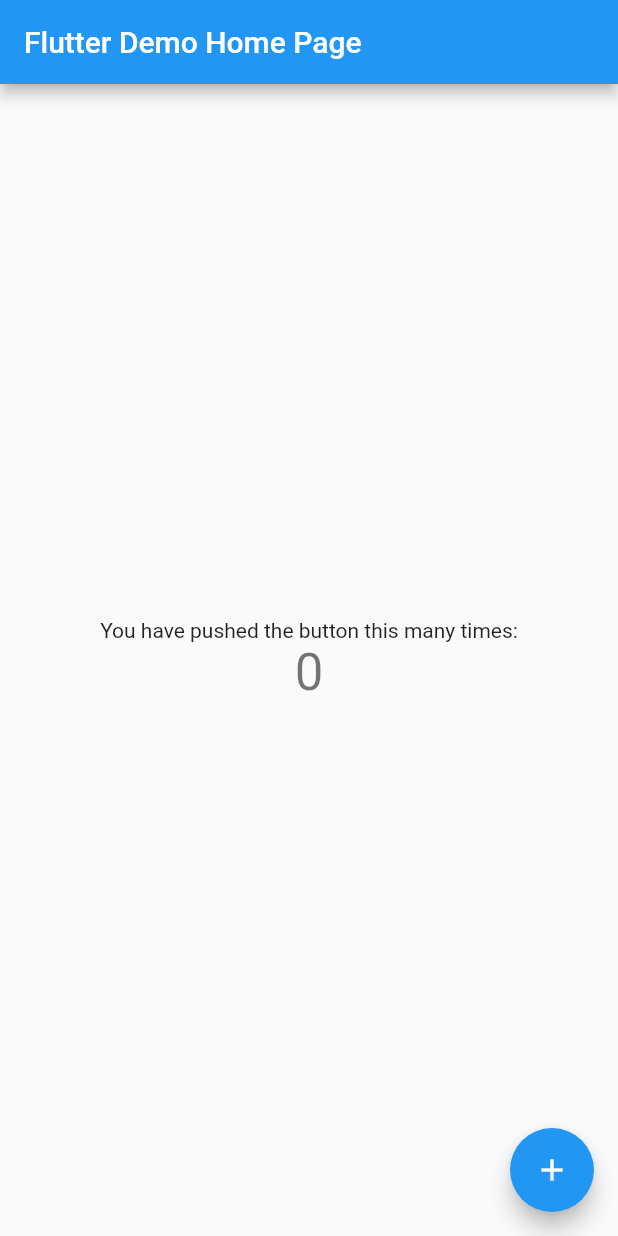
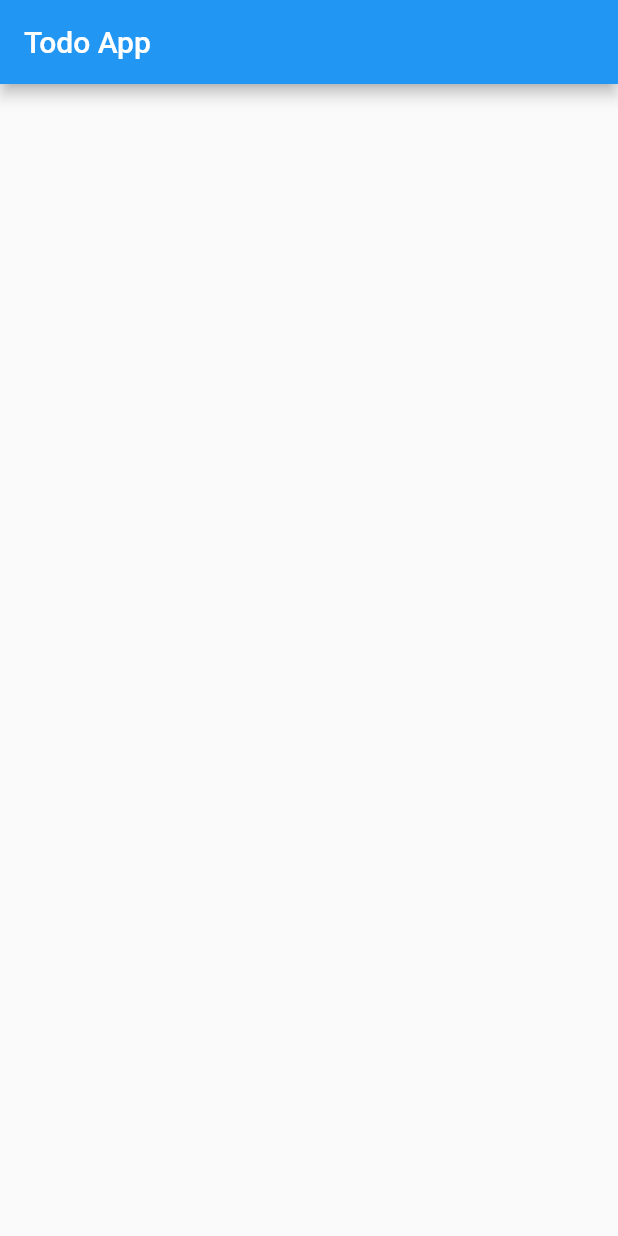
Before and after one commit to aak-301/To-do, a Flutter app: the screen it shows after launch, on a phone screen of 412 x 824 dp. Run offline on Flutter 3.47's test engine with Material 2 defaults, Android fonts, the phone set to English and light mode, and no system bars.

Commit message:
added base setup for flutter project

```diff
--- a/lib/main.dart
+++ b/lib/main.dart
@@ -7,109 +7,27 @@
 class MyApp extends StatelessWidget {
   const MyApp({super.key});
 
-  // This widget is the root of your application.
   @override
   Widget build(BuildContext context) {
     return MaterialApp(
       title: 'Flutter Demo',
       theme: ThemeData(
-        // This is the theme of your application.
-        //
-        // Try running your application with "flutter run". You'll see the
-        // application has a blue toolbar. Then, without quitting the app, try
-        // changing the primarySwatch below to Colors.green and then invoke
-        // "hot reload" (press "r" in the console where you ran "flutter run",
-        // or simply save your changes to "hot reload" in a Flutter IDE).
-        // Notice that the counter didn't reset back to zero; the application
-        // is not restarted.
         primarySwatch: Colors.blue,
       ),
-      home: const MyHomePage(title: 'Flutter Demo Home Page'),
+      home: const MyHomePage(),
     );
   }
 }
 
-class MyHomePage extends StatefulWidget {
-  const MyHomePage({super.key, required this.title});
-
-  // This widget is the home page of your application. It is stateful, meaning
-  // that it has a State object (defined below) that contains fields that affect
-  // how it looks.
-
-  // This class is the configuration for the state. It holds the values (in this
-  // case the title) provided by the parent (in this case the App widget) and
-  // used by the build method of the State. Fields in a Widget subclass are
-  // always marked "final".
-
-  final String title;
-
-  @override
-  State<MyHomePage> createState() => _MyHomePageState();
-}
-
-class _MyHomePageState extends State<MyHomePage> {
-  int _counter = 0;
-
-  void _incrementCounter() {
-    setState(() {
-      // This call to setState tells the Flutter framework that something has
-      // changed in this State, which causes it to rerun the build method below
-      // so that the display can reflect the updated values. If we changed
-      // _counter without calling setState(), then the build method would not be
-      // called again, and so nothing would appear to happen.
-      _counter++;
-    });
-  }
+class MyHomePage extends StatelessWidget {
+  const MyHomePage({super.key});
 
   @override
   Widget build(BuildContext context) {
-    // This method is rerun every time setState is called, for instance as done
-    // by the _incrementCounter method above.
-    //
-    // The Flutter framework has been optimized to make rerunning build methods
-    // fast, so that you can just rebuild anything that needs updating rather
-    // than having to individually change instances of widgets.
     return Scaffold(
       appBar: AppBar(
-        // Here we take the value from the MyHomePage object that was created by
-        // the App.build method, and use it to set our appbar title.
-        title: Text(widget.title),
+        title: const Text("Todo App"),
       ),
-      body: Center(
-        // Center is a layout widget. It takes a single child and positions it
-        // in the middle of the parent.
-        child: Column(
-          // Column is also a layout widget. It takes a list of children and
-          // arranges them vertically. By default, it sizes itself to fit its
-          // children horizontally, and tries to be as tall as its parent.
-          //
-          // Invoke "debug painting" (press "p" in the console, choose the
-          // "Toggle Debug Paint" action from the Flutter Inspector in Android
-          // Studio, or the "Toggle Debug Paint" command in Visual Studio Code)
-          // to see the wireframe for each widget.
-          //
-          // Column has various properties to control how it sizes itself and
-          // how it positions its children. Here we use mainAxisAlignment to
-          // center the children vertically; the main axis here is the vertical
-          // axis because Columns are vertical (the cross axis would be
-          // horizontal).
-          mainAxisAlignment: MainAxisAlignment.center,
-          children: <Widget>[
-            const Text(
-              'You have pushed the button this many times:',
-            ),
-            Text(
-              '$_counter',
-              style: Theme.of(context).textTheme.headline4,
-            ),
-          ],
-        ),
-      ),
-      floatingActionButton: FloatingActionButton(
-        onPressed: _incrementCounter,
-        tooltip: 'Increment',
-        child: const Icon(Icons.add),
-      ), // This trailing comma makes auto-formatting nicer for build methods.
     );
   }
 }
```
